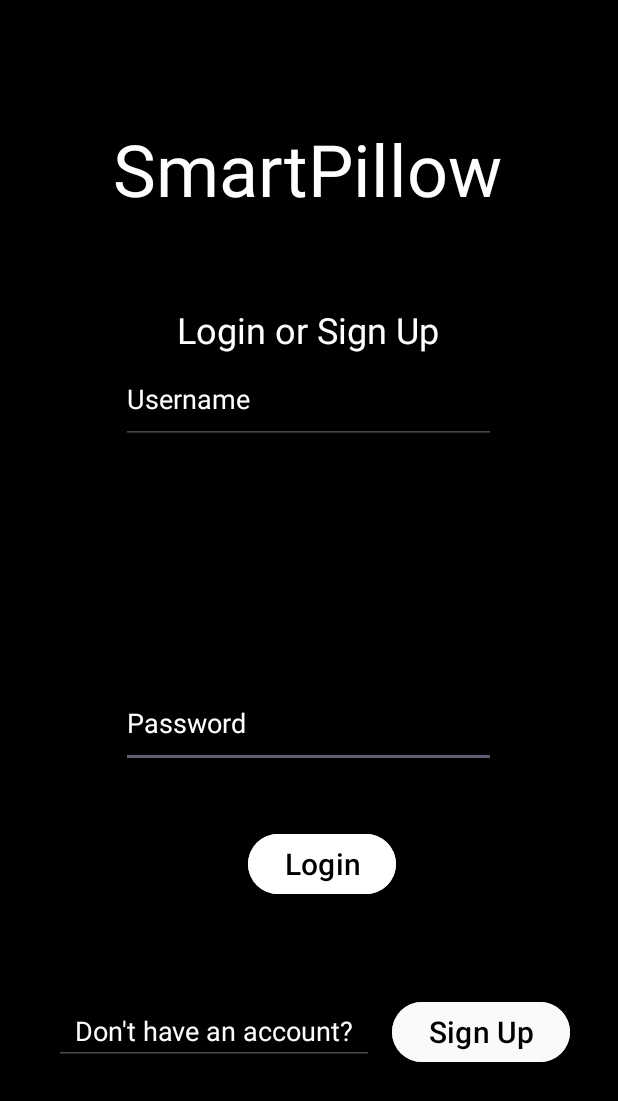
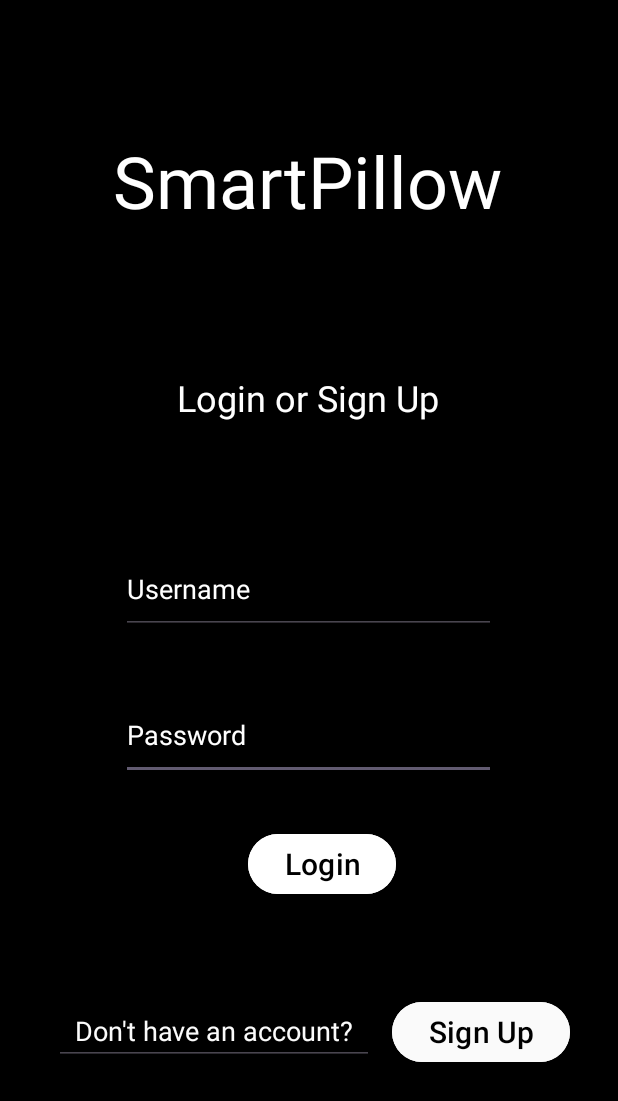
Before and after one commit to AiaA07/SmartPillowProject, an Android app: the LoginPage screen opened directly, with no data from a screen before it, after a tap on "Login", on a phone screen of 412 x 824 dp. Shown: the top 1101 px of the screen. Run offline under Robolectric (Android 15) with nearby library versions, the phone set to English and light mode, and no system bars; our stand-ins replace Firebase (no records; nobody signed in at launch, a user with empty details on screens opened directly).

Commit message:
Added login to login and sign up pages

```diff
--- a/app/build.gradle.kts
+++ b/app/build.gradle.kts
@@ -33,7 +33,9 @@ android {
 }
 
 dependencies {
-    implementation(platform("com.google.firebase:firebase-bom:34.4.0"))
+    implementation(platform("com.google.firebase:firebase-bom:32.0.0"))
+    implementation("com.google.firebase:firebase-firestore")
+    implementation("com.google.firebase:firebase-auth")
     implementation("com.google.firebase:firebase-analytics")
     implementation(libs.appcompat)
     implementation(libs.material)
--- a/app/src/main/java/com/example/smartpillow/LoginPage.java
+++ b/app/src/main/java/com/example/smartpillow/LoginPage.java
@@ -1,11 +1,16 @@
 package com.example.smartpillow;
 
+import android.content.Intent;
 import android.os.Bundle;
 import android.view.View;
 import android.widget.Button;
 import android.widget.EditText;
+import android.widget.Toast;
 
 import androidx.appcompat.app.AppCompatActivity;
+
+import com.google.firebase.firestore.FirebaseFirestore;
+import com.google.firebase.auth.FirebaseAuth;
 
 public class LoginPage extends AppCompatActivity {
 
@@ -13,6 +18,8 @@ public class LoginPage extends AppCompatActivity {
     private EditText password;
     private Button login;
     private Button signUp;
+    private FirebaseFirestore db;
+    private FirebaseAuth auth;
 
     @Override
     protected void onCreate(Bundle savedInstanceState) {
@@ -24,20 +31,54 @@ public class LoginPage extends AppCompatActivity {
         login = findViewById(R.id.Loginbtn);
         signUp = findViewById(R.id.SignUpBtn);
 
-        login.setOnClickListener(new View.OnClickListener() {
-            @Override
-            public void onClick(View v) {
-                //handle login
-            }
-        });
+        // Initialize Firebase instances
+        db = FirebaseFirestore.getInstance();
+        auth = FirebaseAuth.getInstance();
 
-        signUp.setOnClickListener(new View.OnClickListener() {
-            @Override
-            public void onClick(View v) {
-                //handle logic
-            }
-        });
+        signUp.setOnClickListener(v -> GotoSignUp());
+        login.setOnClickListener(v -> LoginUser());
+
+    }
+
+    private void LoginUser(){
+        String Username = username.getText().toString().trim();
+        String Password = password.getText().toString().trim();
+
+        if (Username.isEmpty() || Password.isEmpty()) {
+            Toast.makeText(this, "Please fill all fields", Toast.LENGTH_SHORT).show();
+
+            return;
+        }
+
+        //convert username to email format
+        String email = Username + "@smartpillow.com";
+
+        //Sign in with Firebase Authentication
+        auth.signInWithEmailAndPassword(email, Password)
+
+       /* This line is equivalent to saying:
+        "Hey Firebase, when you finish trying to log this user in,
+        come back to my LoginPage and give me the result in a variable called task"*/
+                .addOnCompleteListener(this, task -> {
+                    if(task.isSuccessful()){
+                        Toast.makeText(LoginPage.this, "Login Successful!", Toast.LENGTH_SHORT).show();
+                        Intent gotoSign = new Intent(LoginPage.this, HomePage.class);
+                        startActivity(gotoSign);
+                        finish();
+                    }else{
+
+                        //For authentication firebase, use: task.getException().getMessage(),
+                        //For firestore database firebase, use: e.getMessage()
+                        Toast.makeText(this, "Login failed: " + task.getException().getMessage(), Toast.LENGTH_SHORT).show();
+                    }
+                });
+    }
+
+    private void GotoSignUp(){
+        Intent goSignUp = new Intent(LoginPage.this, SignUp.class);
+        startActivity(goSignUp);
+    }
 
 
-    }
+
 }
--- a/app/src/main/res/layout/login_page.xml
+++ b/app/src/main/res/layout/login_page.xml
@@ -10,7 +10,7 @@
         android:id="@+id/TitleText"
         android:layout_width="260dp"
         android:layout_height="99dp"
-        android:layout_marginTop="80dp"
+        android:layout_marginTop="88dp"
         android:importantForAccessibility="yes"
         android:text="@string/smartpillow"
         android:textColor="#FFFFFF"
@@ -68,7 +68,7 @@
         android:id="@+id/PasswordText"
         android:layout_width="250dp"
         android:layout_height="60dp"
-        android:layout_marginBottom="40dp"
+        android:layout_marginBottom="32dp"
         android:autofillHints="password"
         android:ems="10"
         android:hint="Password"
@@ -105,6 +105,7 @@
         android:id="@+id/UsernameText"
         android:layout_width="250dp"
         android:layout_height="60dp"
+        android:layout_marginTop="44dp"
         android:autofillHints="username"
         android:contentDescription="@string/username_input_field"
         android:ems="10"
@@ -116,7 +117,7 @@
         android:minHeight="48dp"
         android:textColor="#FFFFFF"
         android:textColorHint="#FFFFFF"
-        app:layout_constraintBottom_toTopOf="@+id/editTextTextPassword"
+        app:layout_constraintBottom_toTopOf="@+id/PasswordText"
         app:layout_constraintEnd_toEndOf="parent"
         app:layout_constraintHorizontal_bias="0.496"
         app:layout_constraintStart_toStartOf="parent"
--- a/app/src/main/res/layout/sign_up.xml
+++ b/app/src/main/res/layout/sign_up.xml
@@ -40,8 +40,8 @@
 
     <Button
         android:id="@+id/SignUpBtnP"
-        android:layout_width="wrap_content"
-        android:layout_height="wrap_content"
+        android:layout_width="130dp"
+        android:layout_height="62dp"
         android:layout_marginBottom="140dp"
         android:backgroundTint="#FFFFFF"
         android:shadowColor="#FFFFFF"
@@ -50,6 +50,7 @@
         android:textColorHighlight="#FFFFFF"
         android:textColorHint="#FFFFFF"
         android:textColorLink="@color/white"
+        android:textSize="20sp"
         app:layout_constraintBottom_toBottomOf="parent"
         app:layout_constraintEnd_toEndOf="parent"
         app:layout_constraintStart_toStartOf="parent"
```
Also changed, not shown: app/src/main/AndroidManifest.xml (+9 -9 lines), app/src/main/java/com/example/smartpillow/HomePage.java (+6 -6 lines), app/src/main/java/com/example/smartpillow/SignUp.java (+186 -10 lines).
